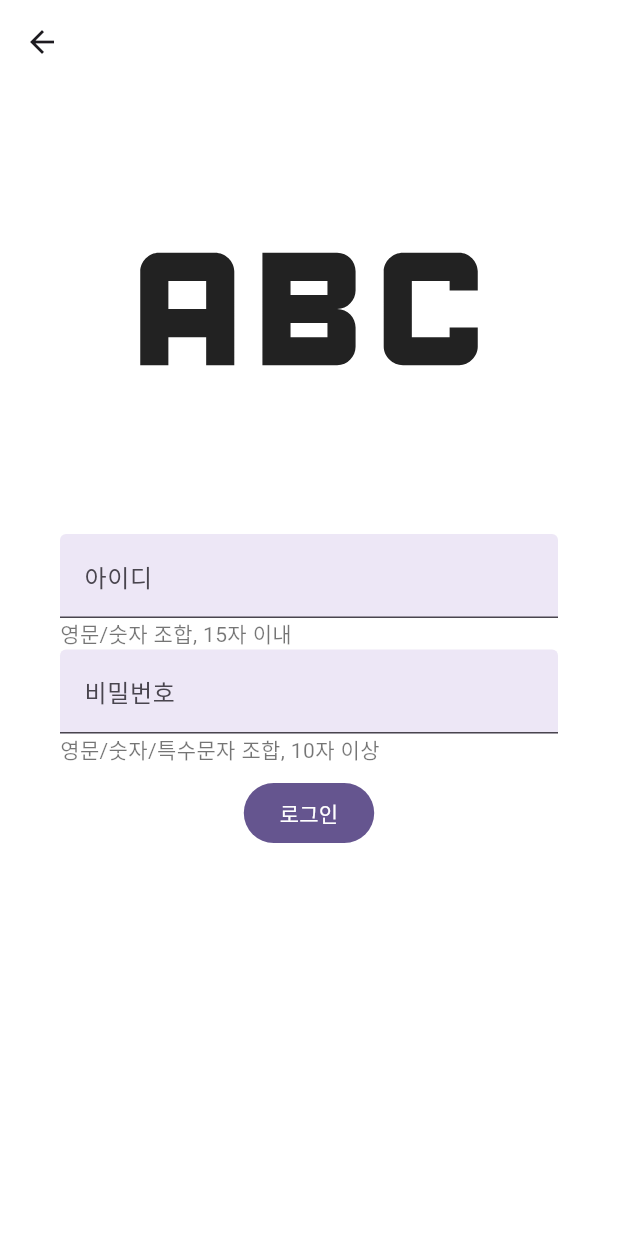
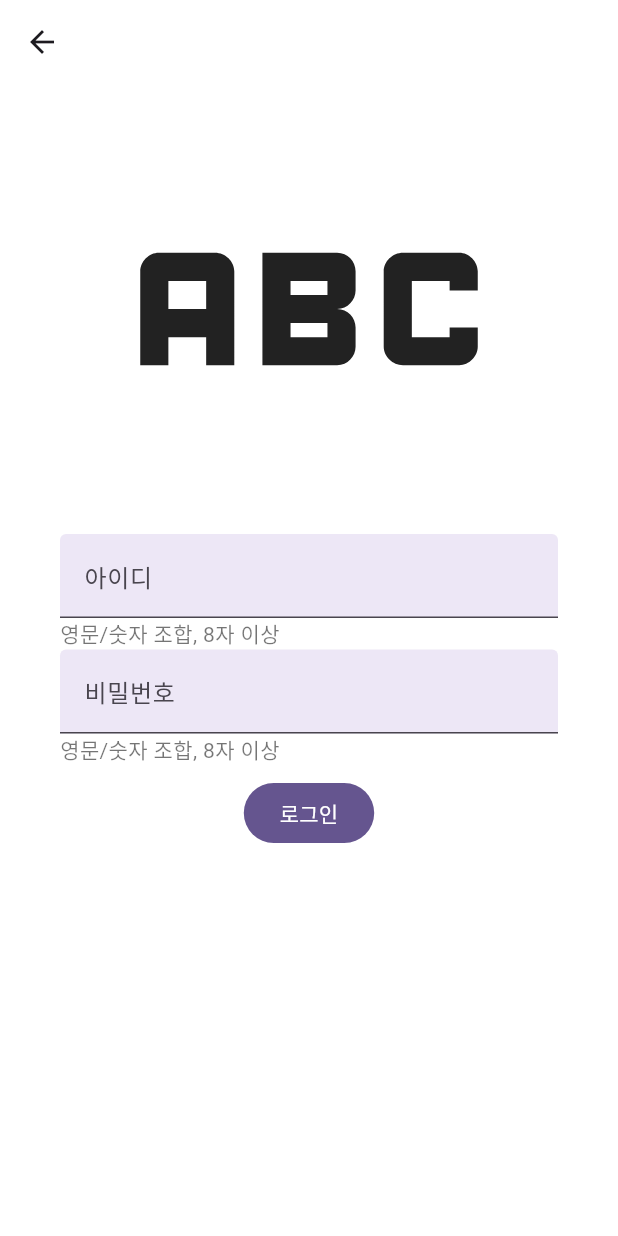
Before and after one commit to hjg1473/-, a Flutter app: the LoginScreen screen opened by its route, on a phone screen of 412 x 824 dp. Run offline on Flutter 3.47's test engine with Material 3 defaults, Android fonts, the light colour scheme and no system bars; our stand-ins replace animated_custom_dropdown, flutter_secure_storage; missing offline and left inert: speech_balloon; accounts and stored records are empty.

Commit message:
Added login feature

```diff
--- /dev/null
+++ b/block_english/lib/models/login_response_model.dart
@@ -0,0 +1,10 @@
+class LoginResponseModel {
+  final String accessToken;
+  final String tokenType;
+  final String role;
+
+  LoginResponseModel.fromJson(Map<String, dynamic> json)
+      : accessToken = json['access_token'],
+        tokenType = json['token_type'],
+        role = json['role'];
+}
--- a/block_english/lib/screens/AuthScreens/login_screen.dart
+++ b/block_english/lib/screens/AuthScreens/login_screen.dart
@@ -1,4 +1,8 @@
+import 'package:block_english/models/login_response_model.dart';
+import 'package:block_english/services/auth_service.dart';
 import 'package:flutter/material.dart';
+import 'package:flutter/services.dart';
+import 'package:flutter_secure_storage/flutter_secure_storage.dart';
 
 class LoginScreen extends StatefulWidget {
   const LoginScreen({super.key});
@@ -8,6 +12,50 @@ class LoginScreen extends StatefulWidget {
 }
 
 class _LoginScreenState extends State<LoginScreen> {
+  final formkey = GlobalKey<FormState>();
+
+  String username = '';
+  String password = '';
+
+  final stroage = const FlutterSecureStorage();
+
+  onLoginPressed() async {
+    if (!formkey.currentState!.validate()) {
+      return;
+    }
+
+    try {
+      LoginResponseModel loginResponseModel =
+          await AuthService.postAuthToken(username, password);
+
+      var role = loginResponseModel.role;
+      await stroage.write(key: "token", value: loginResponseModel.accessToken);
+      if (mounted) {
+        if (role == 'student') {
+          Navigator.of(context).pushNamedAndRemoveUntil(
+            '/std_main_screen',
+            (Route<dynamic> route) => false,
+          );
+        } else if (role == 'super') {
+          Navigator.of(context).pushNamedAndRemoveUntil(
+            '/super_main_screen',
+            (Route<dynamic> route) => false,
+          );
+        } else {
+          throw Exception("Invalid role");
+        }
+      }
+    } on Exception catch (e) {
+      if (mounted) {
+        ScaffoldMessenger.of(context).showSnackBar(
+          SnackBar(
+            content: Text("로그인이 실패했습니다. $e"),
+          ),
+        );
+      }
+    }
+  }
+
   @override
   Widget build(BuildContext context) {
     return Scaffold(
@@ -16,30 +64,48 @@ class _LoginScreenState extends State<LoginScreen> {
       ),
       body: SingleChildScrollView(
         child: Center(
+          child: Form(
+            key: formkey,
             child: Column(
               children: [
                 const Icon(
                   Icons.abc,
                   size: 300,
                 ),
-              const Column(
+                Column(
                   crossAxisAlignment: CrossAxisAlignment.start,
                   children: [
                     Padding(
-                    padding: EdgeInsets.symmetric(horizontal: 40.0),
-                    child: TextField(
-                      decoration: InputDecoration(
+                      padding: const EdgeInsets.symmetric(horizontal: 40.0),
+                      child: TextFormField(
+                        inputFormatters: [
+                          FilteringTextInputFormatter.allow(
+                            RegExp(r'[a-zA-Z0-9]'),
+                          ),
+                        ],
+                        decoration: const InputDecoration(
                           filled: true,
                           fillColor: Color.fromRGBO(237, 231, 246, 1),
                           border: UnderlineInputBorder(),
                           labelText: '아이디',
                         ),
+                        onChanged: (value) => setState(() => username = value),
+                        validator: (value) {
+                          if (value == null || value.isEmpty) {
+                            return '아이디를 입력해주세요';
+                          }
+                          if (value.length < 8) {
+                            return '아이디가 너무 짧습니다';
+                          }
+                          return null;
+                        },
+                        autovalidateMode: AutovalidateMode.onUserInteraction,
                       ),
                     ),
-                  Padding(
+                    const Padding(
                       padding: EdgeInsets.symmetric(horizontal: 40.0),
                       child: Text(
-                      "영문/숫자 조합, 15자 이내",
+                        "영문/숫자 조합, 8자 이상",
                         style: TextStyle(
                           color: Colors.black54,
                         ),
@@ -47,25 +113,41 @@ class _LoginScreenState extends State<LoginScreen> {
                     ),
                   ],
                 ),
-              const Column(
+                Column(
                   crossAxisAlignment: CrossAxisAlignment.start,
                   children: [
                     Padding(
-                    padding: EdgeInsets.symmetric(horizontal: 40.0),
-                    child: TextField(
+                      padding: const EdgeInsets.symmetric(horizontal: 40.0),
+                      child: TextFormField(
+                        inputFormatters: [
+                          FilteringTextInputFormatter.allow(
+                            RegExp(r'[a-zA-Z0-9]'),
+                          ),
+                        ],
                         obscureText: true,
-                      decoration: InputDecoration(
+                        decoration: const InputDecoration(
                           filled: true,
                           fillColor: Color.fromRGBO(237, 231, 246, 1),
                           border: UnderlineInputBorder(),
                           labelText: '비밀번호',
                         ),
+                        onChanged: (value) => setState(() => password = value),
+                        validator: (value) {
+                          if (value == null || value.isEmpty) {
+                            return '비밀번호를 입력해주세요';
+                          }
+                          if (value.length < 8) {
+                            return '비밀번호가 너무 짧습니다';
+                          }
+                          return null;
+                        },
+                        autovalidateMode: AutovalidateMode.onUserInteraction,
                       ),
                     ),
-                  Padding(
+                    const Padding(
                       padding: EdgeInsets.symmetric(horizontal: 40.0),
                       child: Text(
-                      "영문/숫자/특수문자 조합, 10자 이상",
+                        "영문/숫자 조합, 8자 이상",
                         style: TextStyle(
                           color: Colors.black54,
                         ),
@@ -76,12 +158,7 @@ class _LoginScreenState extends State<LoginScreen> {
                 Padding(
                   padding: const EdgeInsets.all(8.0),
                   child: FilledButton(
-                  onPressed: () {
-                    Navigator.of(context).pushNamedAndRemoveUntil(
-                      '/std_main_screen',
-                      (Route<dynamic> route) => false,
-                    );
-                  },
+                    onPressed: onLoginPressed,
                     child: const Text("로그인"),
                   ),
                 ),
@@ -89,6 +166,7 @@ class _LoginScreenState extends State<LoginScreen> {
             ),
           ),
         ),
+      ),
     );
   }
 }
--- a/block_english/pubspec.yaml
+++ b/block_english/pubspec.yaml
@@ -31,6 +31,7 @@ dependencies:
   speech_balloon: ^0.0.4
   http: ^1.2.1
   animated_custom_dropdown: ^3.1.1
+  flutter_secure_storage: ^9.2.2
 
   flutter:
     sdk: flutter
```
Also changed, not shown: block_english/lib/services/auth_service.dart (+23 -0 lines), block_english/pubspec.lock, 5 other files. Lines whose indentation alone changed are shown as unchanged.
